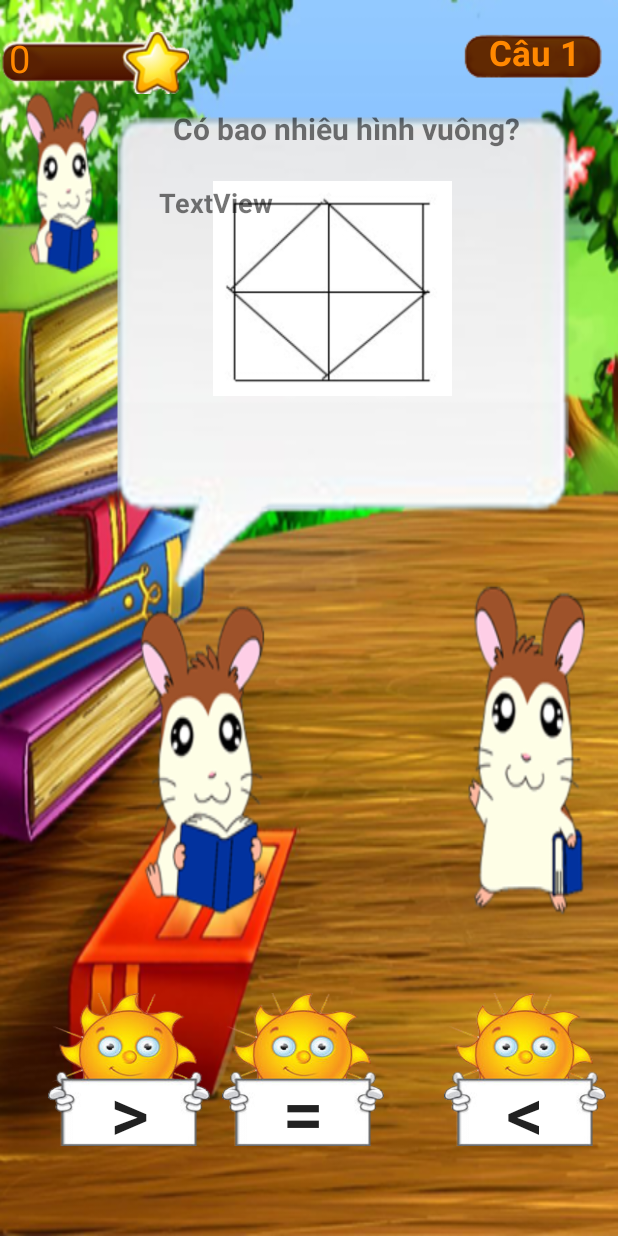
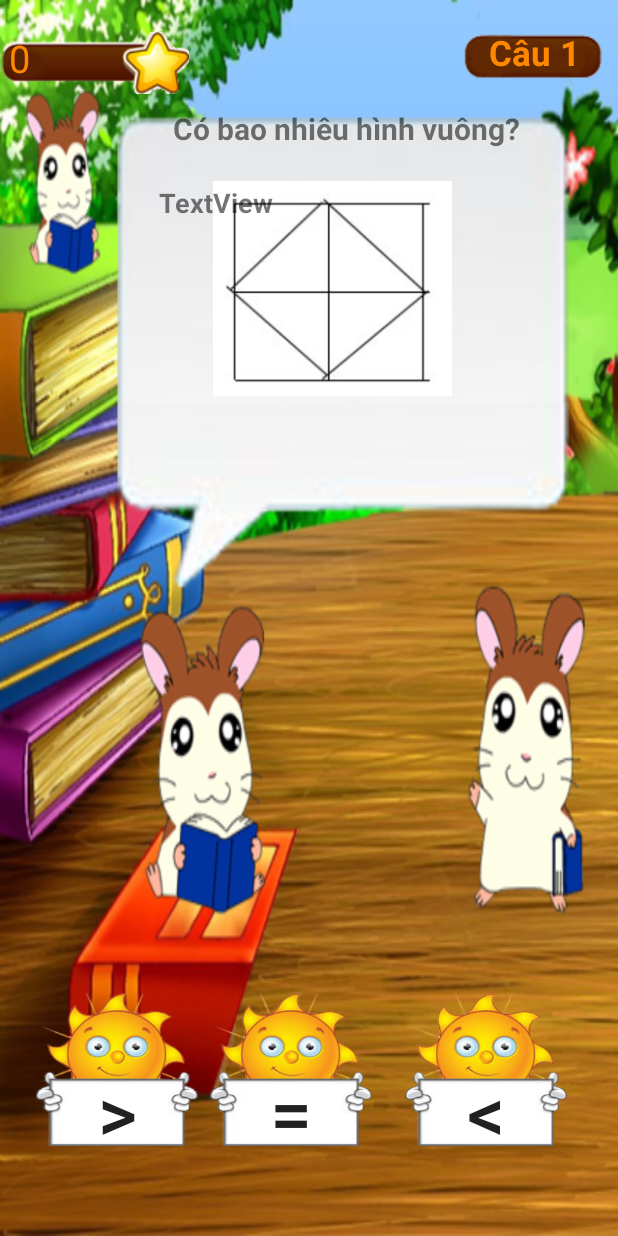
Before and after one commit to Khanhln2307/DoAnChuyenNganh_Lop2, an Android app: the testActivity screen opened directly, with no data from a screen before it, on a phone screen of 412 x 824 dp. Run offline under Robolectric (Android 15) with nearby library versions, the phone set to English and light mode, and no system bars.

Commit message:
Edit Position

```diff
--- a/app/src/main/res/layout/lop2_activity_test.xml
+++ b/app/src/main/res/layout/lop2_activity_test.xml
@@ -123,8 +123,7 @@
         android:layout_width="108dp"
         android:layout_height="102dp"
         android:layout_marginBottom="60dp"
-        android:layout_marginEnd="20dp"
-        android:layout_marginStart="20dp"
+        android:layout_marginStart="8dp"
         android:layout_marginTop="8dp"
         android:background="@drawable/lop2_buttondapan"
         android:onClick="onButtonClick"
@@ -132,7 +131,6 @@
         android:text="@string/equalsign"
         android:textSize="50sp"
         app:layout_constraintBottom_toBottomOf="parent"
-        app:layout_constraintEnd_toStartOf="@+id/btnTestC"
         app:layout_constraintStart_toEndOf="@+id/btnTestA"
         app:layout_constraintTop_toTopOf="parent"
         app:layout_constraintVertical_bias="1.0" />
@@ -143,7 +141,7 @@
         android:layout_height="102dp"
         android:layout_marginBottom="60dp"
         android:layout_marginEnd="20dp"
-        android:layout_marginStart="20dp"
+        android:layout_marginStart="8dp"
         android:layout_marginTop="8dp"
         android:background="@drawable/lop2_buttondapan"
         android:onClick="onButtonClick"
@@ -161,8 +159,8 @@
         android:layout_width="108dp"
         android:layout_height="102dp"
         android:layout_marginBottom="60dp"
-        android:layout_marginEnd="20dp"
-        android:layout_marginStart="32dp"
+        android:layout_marginEnd="8dp"
+        android:layout_marginStart="24dp"
         android:layout_marginTop="8dp"
         android:background="@drawable/lop2_buttondapan"
         android:onClick="onButtonClick"
--- a/app/src/main/res/layout/lop2_activity_tinhnham.xml
+++ b/app/src/main/res/layout/lop2_activity_tinhnham.xml
@@ -44,7 +44,7 @@
         app:layout_constraintHorizontal_bias="0.0"
         app:layout_constraintStart_toStartOf="parent"
         app:layout_constraintTop_toTopOf="parent"
-        app:layout_constraintVertical_bias="0.896" />
+        app:layout_constraintVertical_bias="0.88" />
 
     <Button
         android:id="@+id/btnDapAnB"
--- a/app/src/main/res/layout/lop2_activity_toando.xml
+++ b/app/src/main/res/layout/lop2_activity_toando.xml
@@ -60,7 +60,7 @@
         app:layout_constraintHorizontal_bias="0.0"
         app:layout_constraintStart_toStartOf="parent"
         app:layout_constraintTop_toTopOf="parent"
-        app:layout_constraintVertical_bias="0.896" />
+        app:layout_constraintVertical_bias="0.88" />
 
     <Button
         android:id="@+id/btnDapAnB"
```
Also changed, not shown: app/src/main/java/com/example/admin/math123/MainActivity.java (+0 -8 lines), app/src/main/res/layout/activity_main.xml (+4 -4 lines).
